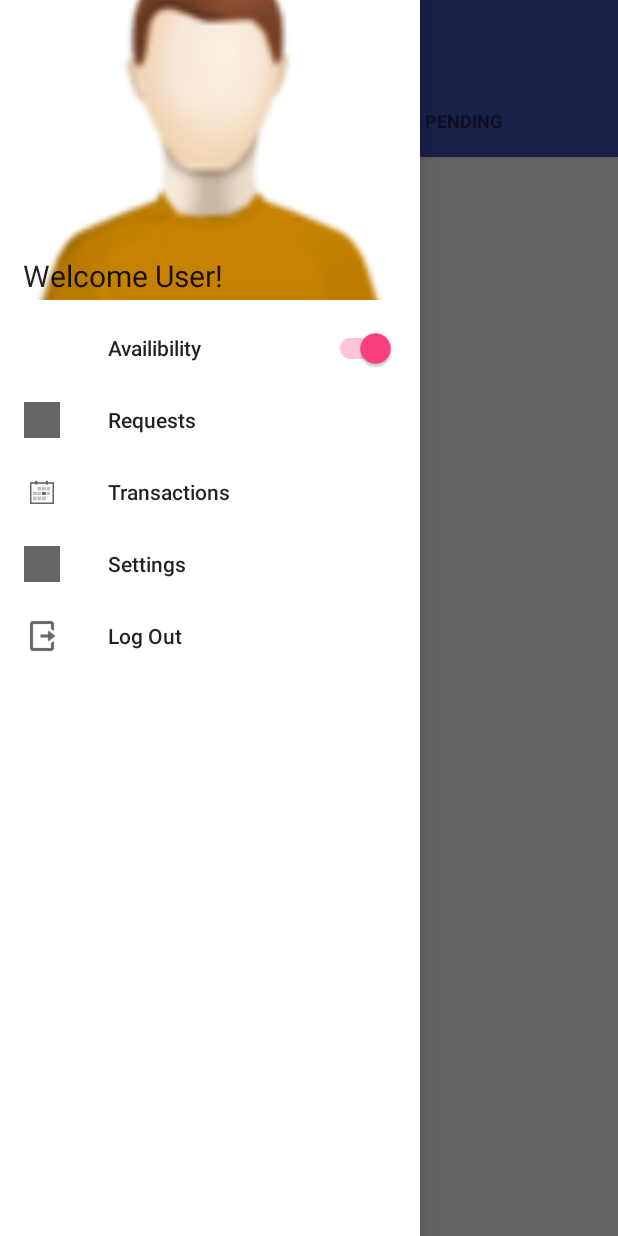
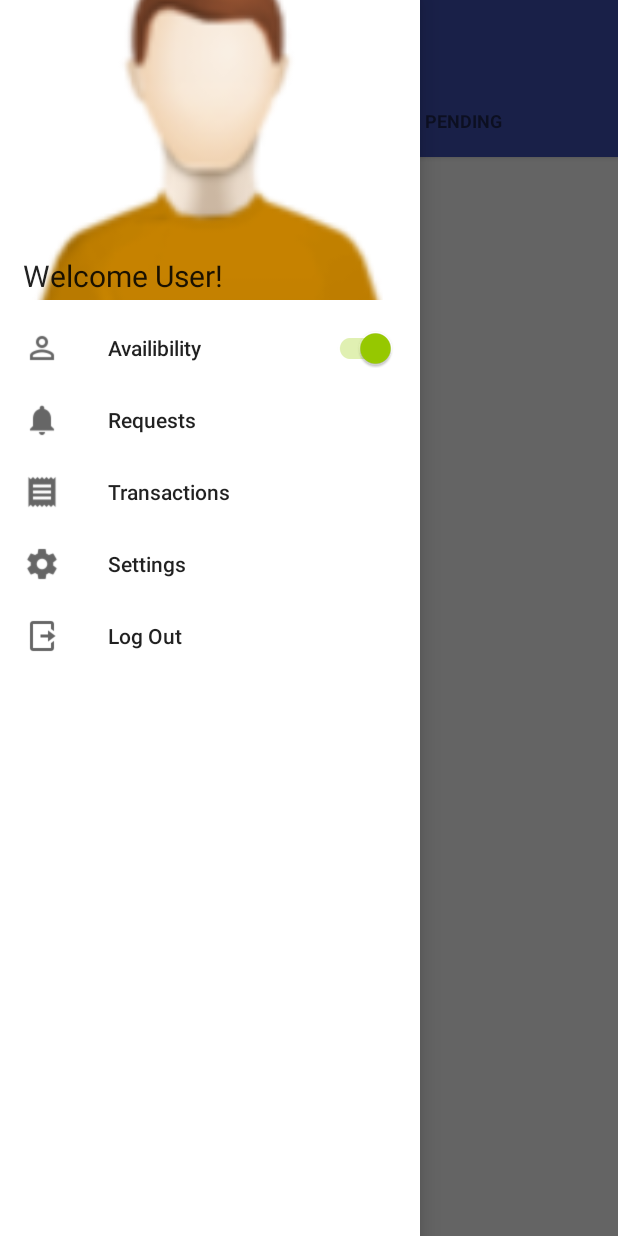
Before and after one commit to shawshank95/ServeEasy, an Android app: the ProviderHome screen opened directly, with no data from a screen before it, with the side drawer open, on a phone screen of 412 x 824 dp. Run offline under Robolectric (Android 15) with nearby library versions, the phone set to English and light mode, and no system bars; our stand-ins replace Volley; network calls fail; 1 statement that could not run was skipped.

Commit message:
Icons added

```diff
--- a/app/src/main/res/layout/layout_switch.xml
+++ b/app/src/main/res/layout/layout_switch.xml
@@ -1,7 +1,9 @@
 <?xml version="1.0" encoding="utf-8"?>
 <android.support.v7.widget.SwitchCompat
     xmlns:android="http://schemas.android.com/apk/res/android"
+    xmlns:app="http://schemas.android.com/apk/res-auto"
     android:id="@+id/drawer_switch"
-    android:layout_width="fill_parent"
+    android:layout_width="wrap_content"
     android:layout_height="match_parent"
-    android:text=""/>
+    app:theme="@style/Color1SwitchStyle"
+    android:text="" />
--- a/app/src/main/res/menu/consumer_navigation_menu.xml
+++ b/app/src/main/res/menu/consumer_navigation_menu.xml
@@ -5,17 +5,17 @@
         <item
             android:id="@+id/nearby_services"
             android:title="Nearby Services"
-            android:icon="@drawable/requests">
+            android:icon="@drawable/ic_notifications_black_24dp">
         </item>
         <item
             android:id="@+id/consumer_transactions"
             android:title="Transactions"
-            android:icon="@drawable/ic_action_calendar_day"
+            android:icon="@drawable/ic_receipt_black_24dp"
             />
         <item
             android:id="@+id/consumer_settings"
             android:title="Settings"
-            android:icon="@drawable/settings">
+            android:icon="@drawable/ic_settings_black_24dp">
         </item>
         <item
             android:id="@+id/consumer_logout"
--- a/app/src/main/res/menu/provider_navigation_menu.xml
+++ b/app/src/main/res/menu/provider_navigation_menu.xml
@@ -5,22 +5,23 @@
         <item
             android:id="@+id/drawer_switch"
             android:title="Availibility"
+            android:icon="@drawable/ic_perm_identity_black_24dp"
             app:actionLayout="@layout/layout_switch"
             />
         <item
             android:id="@+id/provider_requests"
             android:title="Requests"
-            android:icon="@drawable/requests">
+            android:icon="@drawable/ic_notifications_black_24dp">
         </item>
         <item
             android:id="@+id/provider_transactions"
             android:title="Transactions"
-            android:icon="@drawable/ic_action_calendar_day"
+            android:icon="@drawable/ic_receipt_black_24dp"
             />
         <item
             android:id="@+id/provider_settings"
             android:title="Settings"
-            android:icon="@drawable/settings">
+            android:icon="@drawable/ic_settings_black_24dp">
         </item>
         <item
             android:id="@+id/provider_logout"
--- a/app/src/main/res/values/styles.xml
+++ b/app/src/main/res/values/styles.xml
@@ -14,4 +14,7 @@
 
     <style name="AppTheme.PopupOverlay" parent="ThemeOverlay.AppCompat.Light" />
 
+    <style name="Color1SwitchStyle">
+        <item name="colorControlActivated">@android:color/holo_green_light</item>
+    </style>
 </resources>
```
Also changed, not shown: app/src/main/java/com/example/bhagat/finalyear/ProviderHome.java (+5 -2 lines), app/src/main/res/drawable-mdpi/ic_notifications_black_24dp.png (added), app/src/main/res/drawable-mdpi/ic_perm_identity_black_24dp.png (added), app/src/main/res/drawable-mdpi/ic_receipt_black_24dp.png (added), app/src/main/res/drawable-mdpi/ic_settings_black_24dp.png (added), app/src/main/res/drawable-mdpi/requests.png (deleted), app/src/main/res/drawable-mdpi/settings.png (deleted).
